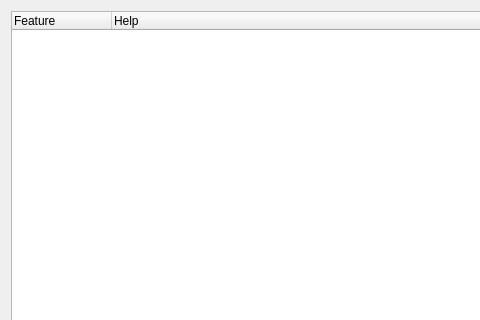
Old version of the form ilastik/applets/objectExtraction/featureSelectionWithHelp.ui in the repository ilastik/ilastik; both pictures show x 0 to 480 and y 0 to 320 of the 1165 by 806 pixel window.
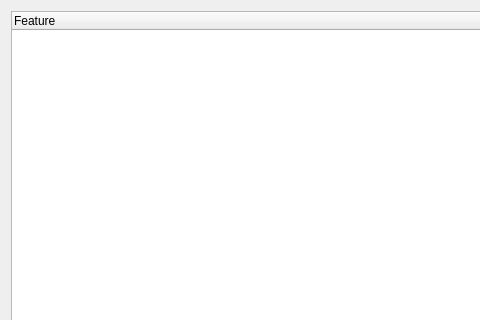
New version of the form.

Commit message: ObjectExtractionGui: FeatureSelectionDialog: Removed the '?' column now that the help is auto-updated on mouse hover.

Patch:
```diff
--- a/ilastik/applets/objectExtraction/featureSelectionWithHelp.ui
+++ b/ilastik/applets/objectExtraction/featureSelectionWithHelp.ui
@@ -25,7 +25,7 @@
      <property name="orientation">
       <enum>Qt::Horizontal</enum>
      </property>
-     <widget class="QWidget" name="">
+     <widget class="QWidget" name="layoutWidget">
       <layout class="QVBoxLayout" name="verticalLayout">
        <item>
         <widget class="QTreeWidget" name="treeWidget">
@@ -36,18 +36,13 @@
           </sizepolicy>
          </property>
          <property name="columnCount">
-          <number>2</number>
+          <number>1</number>
          </property>
          <column>
           <property name="text">
            <string notr="true">Feature</string>
           </property>
          </column>
-         <column>
-          <property name="text">
-           <string>Help</string>
-          </property>
-         </column>
         </widget>
        </item>
        <item>
```
The commit also changes 1 other file.
